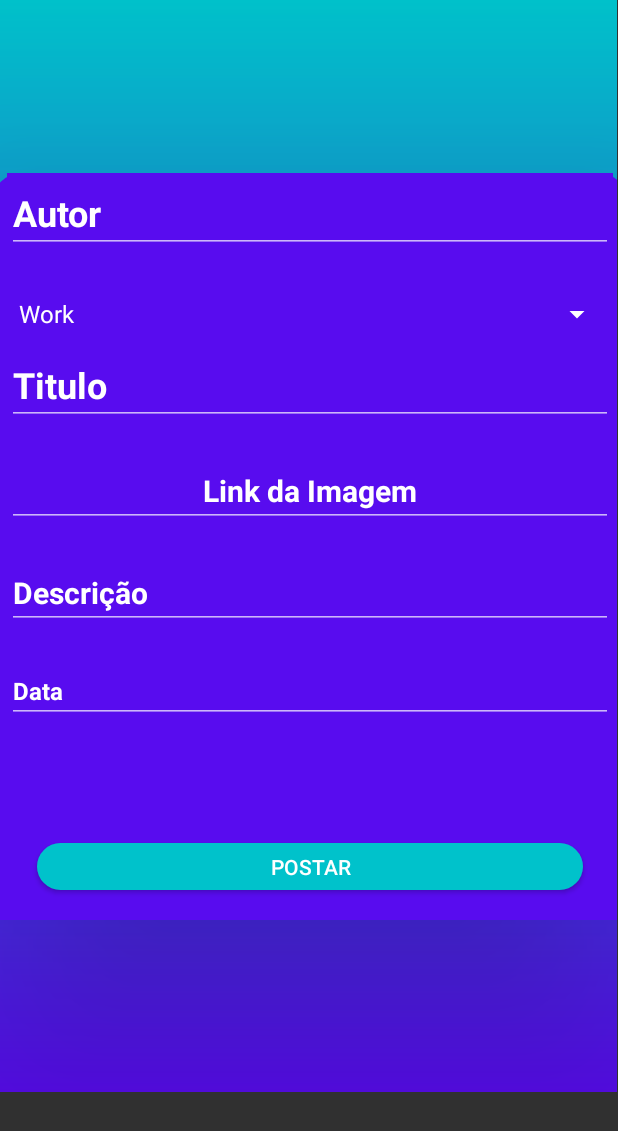
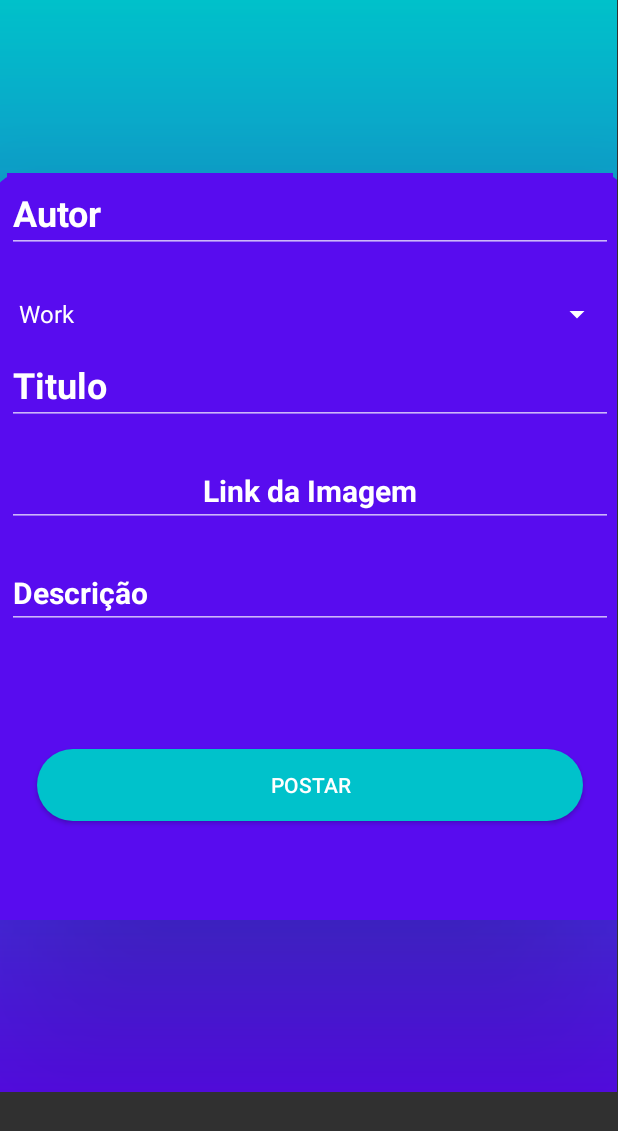
Before and after one commit to AlfredoSobrinho/ProjetoX, an Android app: the SegundoFragment screen opened through its navigation route, on a phone screen of 412 x 824 dp. Shown: the top 1131 px of the screen. Run offline under Robolectric (Android 15) with nearby library versions, the light colour scheme and no system bars; our stand-ins replace Dagger/Hilt's generated code.

Commit message:
versao7.1

```diff
--- a/app/src/main/java/com/generation/task4e5/DoarFragment.kt
+++ b/app/src/main/java/com/generation/task4e5/DoarFragment.kt
@@ -28,6 +28,7 @@ class DoarFragment : Fragment() {
             buttonDoacao.setOnClickListener {
 
                 Toast.makeText(context, "Doação Feita", Toast.LENGTH_LONG).show()
+                findNavController().navigate(R.id.action_doarFragment_to_listFragment)
             }
         }
 
--- a/app/src/main/res/layout/card_layout_tarefa.xml
+++ b/app/src/main/res/layout/card_layout_tarefa.xml
@@ -91,7 +91,6 @@
             android:layout_marginBottom="15dp"
             android:textColor="@color/white"
             android:textSize="20sp"
-            android:textStyle="bold"
             tools:text="Descrição" />
 
         <TextView
--- a/app/src/main/res/layout/fragment_catalogo.xml
+++ b/app/src/main/res/layout/fragment_catalogo.xml
@@ -125,6 +125,7 @@
                         android:textStyle="bold" />
 
                     <ImageView
+                        android:id="@+id/abacate1"
                         android:layout_width="110dp"
                         android:layout_height="match_parent"
                         android:layout_gravity="end"
--- a/app/src/main/res/layout/fragment_segundo.xml
+++ b/app/src/main/res/layout/fragment_segundo.xml
@@ -97,19 +97,6 @@
                 android:textSize="20sp"
                 android:textStyle="bold" />
 
-            <EditText
-                android:id="@+id/editTextTextPersonName6"
-                android:layout_width="match_parent"
-                android:layout_height="wrap_content"
-                android:layout_marginBottom="20dp"
-                android:ems="10"
-                android:hint="@string/data"
-                android:inputType="textPersonName"
-                android:textColor="@color/white"
-                android:textColorHint="@color/white"
-                android:textSize="16sp"
-                android:textStyle="bold" />
-
             <TextView
                 android:id="@+id/editTextTextPersonName7"
                 android:layout_width="match_parent"
--- a/app/src/main/res/navigation/nav_graph.xml
+++ b/app/src/main/res/navigation/nav_graph.xml
@@ -115,6 +115,9 @@
         <action
             android:id="@+id/action_catalogoFragment_to_segundoFragment"
             app:destination="@id/segundoFragment" />
+        <action
+            android:id="@+id/action_catalogoFragment_to_perfilragment2"
+            app:destination="@id/perfilragment" />
     </fragment>
     <fragment
         android:id="@+id/doarFragment"
```
Also changed, not shown: app/src/main/java/com/generation/task4e5/CatalogoFragment.kt (+16 -4 lines).
